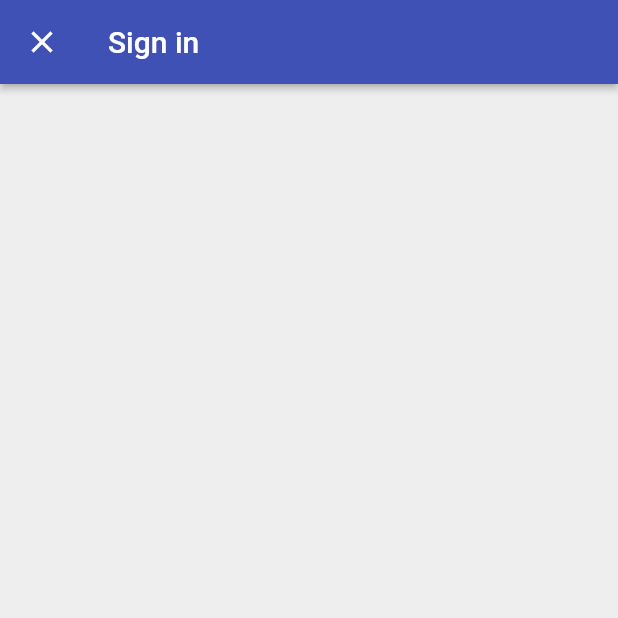
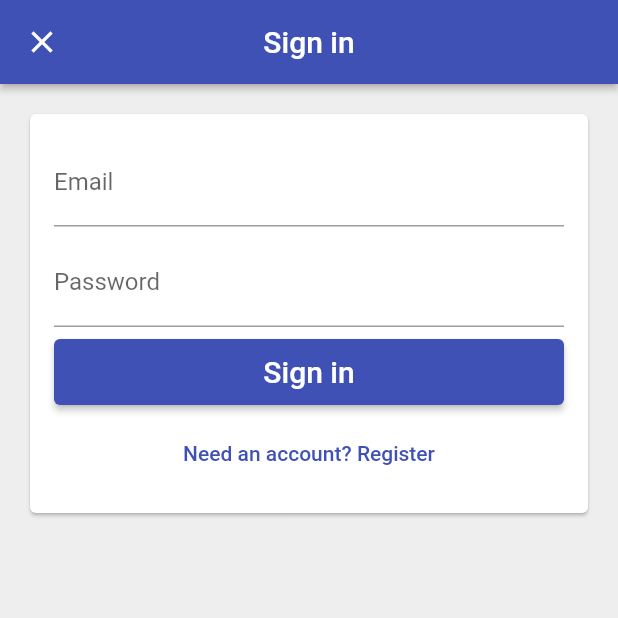
Before and after one commit to ggibmn/time_tracker_flutter_course, a Flutter app: the screen it shows after launch, after a tap on "Sign in with email", on a phone screen of 412 x 824 dp, the top half of it. Run offline on Flutter 3.47's test engine with Material 2 defaults, Android fonts, the phone set to English and light mode, and no system bars; our stand-ins replace firebase_auth, firebase_core, google_sign_in; missing offline and left inert: flutter_login_facebook; accounts and stored records are empty.

Commit message:
toggle button is added sign in with email page

```diff
--- a/analysis_options.yaml
+++ b/analysis_options.yaml
@@ -22,6 +22,7 @@ linter:
   # `// ignore_for_file: name_of_lint` syntax on the line or in the file
   # producing the lint.
   rules:
+    prefer_const_constructors: false
     # avoid_print: false  # Uncomment to disable the `avoid_print` rule
     # prefer_single_quotes: true  # Uncomment to enable the `prefer_single_quotes` rule
 
--- /dev/null
+++ b/lib/app/sign_in/email_sign_in_form.dart
@@ -0,0 +1,89 @@
+import 'package:flutter/material.dart';
+import 'package:time_tracker_flutter_course/common_widgets/form_submit_button.dart';
+
+enum EmailSignInFormType { signIn, register }
+
+class EmailSignInForm extends StatefulWidget {
+  const EmailSignInForm({Key? key}) : super(key: key);
+
+  @override
+  _EmailSignInFormState createState() => _EmailSignInFormState();
+}
+
+class _EmailSignInFormState extends State<EmailSignInForm> {
+  final TextEditingController _emailController = TextEditingController();
+  final TextEditingController _passwordController = TextEditingController();
+
+  EmailSignInFormType _formType = EmailSignInFormType.signIn;
+
+  void _submit() {
+    print(
+        'email: ${_emailController.text}, password: {$_passwordController.text}');
+  }
+
+  void _toggleFormType() {
+    setState(() {
+      _formType = _formType == EmailSignInFormType.signIn
+          ? EmailSignInFormType.register
+          : EmailSignInFormType.signIn;
+    });
+    _emailController.clear();
+    _passwordController.clear();
+  }
+
+  List<Widget> _buildChildren() {
+    final primaryText = _formType == EmailSignInFormType.signIn
+        ? 'Sign in'
+        : 'Create an account';
+    final secondaryText = _formType == EmailSignInFormType.signIn
+        ? 'Need an account? Register'
+        : 'Have an account? Sign in';
+    return [
+      TextField(
+        controller: _emailController,
+        decoration: InputDecoration(
+          labelText: 'Email',
+          hintText: 'test@test.com',
+        ),
+      ),
+      SizedBox(
+        height: 8.0,
+      ),
+      TextField(
+        controller: _passwordController,
+        decoration: InputDecoration(
+          labelText: 'Password',
+        ),
+        obscureText: true,
+      ),
+      SizedBox(
+        height: 8.0,
+      ),
+      FormSubmitButton(
+        onPressed: _submit,
+        text: primaryText,
+      ),
+      SizedBox(
+        height: 8.0,
+      ),
+      TextButton(
+        onPressed: _toggleFormType,
+        child: Text(
+          secondaryText,
+        ),
+      ),
+    ];
+  }
+
+  @override
+  Widget build(BuildContext context) {
+    return Padding(
+      padding: const EdgeInsets.all(16.0),
+      child: Column(
+        crossAxisAlignment: CrossAxisAlignment.stretch,
+        mainAxisSize: MainAxisSize.min,
+        children: _buildChildren(),
+      ),
+    );
+  }
+}
--- a/lib/app/sign_in/email_sign_in_page.dart
+++ b/lib/app/sign_in/email_sign_in_page.dart
@@ -1,4 +1,6 @@
 import 'package:flutter/material.dart';
+
+import 'email_sign_in_form.dart';
 
 class EmailSignInPage extends StatelessWidget {
   const EmailSignInPage({Key? key}) : super(key: key);
@@ -8,14 +10,16 @@ class EmailSignInPage extends StatelessWidget {
     return Scaffold(
       appBar: AppBar(
         title: Text('Sign in'),
+        centerTitle: true,
         elevation: 2.0,
       ),
-      body: _buildContent(),
+      body: Padding(
+        padding: const EdgeInsets.all(16.0),
+        child: Card(
+          child: EmailSignInForm(),
+        ),
+      ),
       backgroundColor: Colors.grey[200],
     );
   }
-
-  Widget _buildContent() {
-    return Container();
-  }
 }
--- a/lib/app/sign_in/sign_in_page.dart
+++ b/lib/app/sign_in/sign_in_page.dart
@@ -46,6 +46,7 @@ class SignInPage extends StatelessWidget {
     return Scaffold(
       appBar: AppBar(
         title: Text('Time Tracker'),
+        centerTitle: true,
         elevation: 2.0,
       ),
       body: _buildContent(context),
--- /dev/null
+++ b/lib/common_widgets/form_submit_button.dart
@@ -0,0 +1,18 @@
+import 'package:flutter/material.dart';
+import 'package:time_tracker_flutter_course/common_widgets/custom_raised_button.dart';
+
+class FormSubmitButton extends CustomRaisedButton {
+  FormSubmitButton({
+    required String text,
+    required VoidCallback onPressed,
+  }) : super(
+          child: Text(
+            text,
+            style: TextStyle(color: Colors.white, fontSize: 20.0),
+          ),
+          height: 44.0,
+          color: Colors.indigo,
+          borderRadius: 4.0,
+          onPressed: onPressed,
+        );
+}
```
